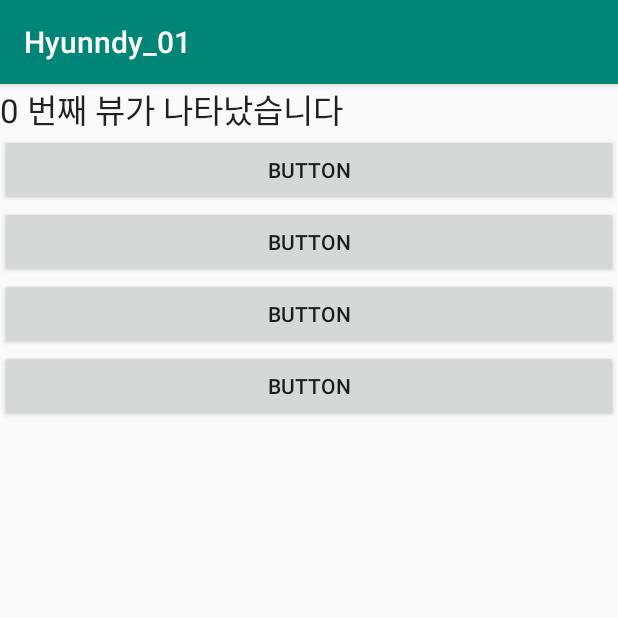
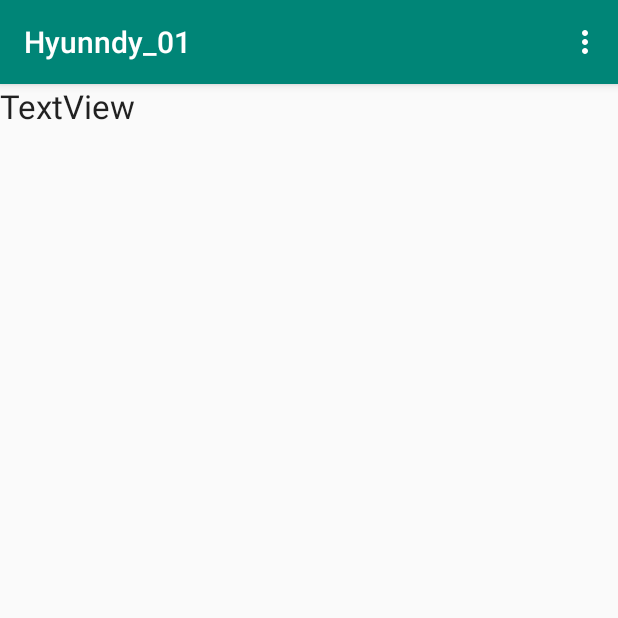
Before and after one commit to Hyunndy/Hyunndy_AndroidProject_001, an Android app: the screen it shows after launch (MainActivity), on a phone screen of 412 x 824 dp, the top half of it. Run offline under Robolectric (Android 15) with nearby library versions, the phone set to English and light mode, and no system bars.

Commit message:
for Studying OptionMenu

```diff
--- a/app/src/main/java/com/example/hyunndy_01/MainActivity.kt
+++ b/app/src/main/java/com/example/hyunndy_01/MainActivity.kt
@@ -5,9 +5,7 @@ import android.os.Bundle
 import android.text.Editable
 import android.text.TextWatcher
 import android.util.Log
-import android.view.KeyEvent
-import android.view.View
-import android.view.ViewGroup
+import android.view.*
 import android.widget.*
 import androidx.viewpager.widget.PagerAdapter
 import androidx.viewpager.widget.ViewPager
@@ -20,72 +18,52 @@ class MainActivity : AppCompatActivity() {
     //var data2 = arrayOf("슬림쿡", "다이어트", "도시락")
 
 
-    //1. 뷰들을 담을 리스트
-    var view_list = ArrayList<View>()
-
     override fun onCreate(savedInstanceState: Bundle?) {
         super.onCreate(savedInstanceState)
         setContentView(R.layout.activity_main)
+    }
 
-        // 2. 뷰리스트에 add.
-        view_list.add(layoutInflater.inflate(R.layout.view1,null))
-        view_list.add(layoutInflater.inflate(R.layout.view2,null))
-        view_list.add(layoutInflater.inflate(R.layout.view3,null))
+    override fun onCreateOptionsMenu(menu: Menu?): Boolean {
 
-        viewpager.adapter = CustomAdapter()
-
-        // 리스너 익명 중첩 클래스
-        viewpager.addOnPageChangeListener(object : ViewPager.OnPageChangeListener{
-            // 스크롤 상태가 변경되었을 때
-            override fun onPageScrollStateChanged(state: Int) {
-
-            }
+        //1. xml로 메뉴 생성 메뉴 생성은 menuInflater
+       // menuInflater.inflate(R.menu.optionmenu, menu)
 
 
-            override fun onPageScrolled(
-                position: Int,
-                positionOffset: Float,
-                positionOffsetPixels: Int
-            ) {
-                textView.text = "${position} 번째 뷰가 나타났습니다"
-            }
+        //2. 코드로 생성하기.
+        menu?.add(Menu.NONE, Menu.FIRST + 1, Menu.NONE, "코드메뉴1");
+        menu?.add(Menu.NONE, Menu.FIRST + 2, Menu.NONE, "코드메뉴1");
 
-            // 클릭했을 때 반응
-            override fun onPageSelected(position: Int) {
+        var sub:Menu? = menu?.addSubMenu("메뉴3")
+        sub?.add(Menu.NONE, Menu.FIRST + 3, Menu.NONE, "코드메뉴 3-1")
+        sub?.add(Menu.NONE, Menu.FIRST + 4, Menu.NONE, "코드메뉴 3-1")
 
-            }
-            })
+
+        return true
     }
 
-    inner class CustomAdapter : PagerAdapter()
-    {
-        override fun getCount(): Int {
-            return view_list.size
+    override fun onOptionsItemSelected(item: MenuItem): Boolean {
+
+        /* 1. XML로 구현하기
+        when(item?.itemId)
+        {
+            R.id.Item2_1 ->
+                textView.text = "우루룰ㄹ";
+            R.id.Item2_2 ->
+                textView.text = "에렐레렐";
+        }
+        */
+
+        when(item?.itemId)
+        {
+            Menu.FIRST + 1 ->
+                textView.text = "우루룰ㄹ";
+            Menu.FIRST + 2 ->
+                textView.text = "에렐렐ㄹㄹ";
+            Menu.FIRST + 3->
+                textView.text = "뷁뷁";
         }
 
-        // 현재 객체가 보여줄 객체와 일치 하는지!
-        // 코틀린은 저 따옴표로 키워드를 생성할 수 있다.
-        override fun isViewFromObject(view: View, `object`: Any): Boolean {
-            return view == `object`
-        }
 
-        // 항목을 구성하기 위해 호출하는 함수.
-        // 보여주고자 하는 항목을 Pager 객체에 넣고 반환해주면된다.
-        override fun instantiateItem(container: ViewGroup, position: Int): Any {
-
-            // 이 함수 다음에 isViewFromObject()가 호출이 되서,
-            // 이게 첫번째 인자, return 값이 2번째 인자로 들어간다.
-            viewpager.addView(view_list[position])
-
-            return view_list[position]
-        }
-
-        // 더이상 안보여지는 항목을 없애주는 메소드.
-        // 이게 없으면 정상 작동x
-        override fun destroyItem(container: ViewGroup, position: Int, `object`: Any) {
-            viewpager.removeView(`object` as View)
-            //obj를 View로 형변환하고 제거해라.
-        }
+        return super.onOptionsItemSelected(item)
     }
-
 }
--- a/app/src/main/res/layout/activity_main.xml
+++ b/app/src/main/res/layout/activity_main.xml
@@ -14,9 +14,4 @@
         android:text="TextView"
         android:textAppearance="@style/TextAppearance.AppCompat.Large" />
 
-    <androidx.viewpager.widget.ViewPager
-        android:id="@+id/viewpager"
-        android:layout_width="match_parent"
-        android:layout_height="match_parent" />
-
 </LinearLayout>
--- a/app/src/main/res/layout/view1.xml
+++ /dev/null
@@ -1,29 +0,0 @@
-<?xml version="1.0" encoding="utf-8"?>
-<LinearLayout xmlns:android="http://schemas.android.com/apk/res/android"
-    android:orientation="vertical" android:layout_width="match_parent"
-    android:layout_height="match_parent">
-
-    <Button
-        android:id="@+id/button"
-        android:layout_width="match_parent"
-        android:layout_height="wrap_content"
-        android:text="Button" />
-
-    <Button
-        android:id="@+id/button2"
-        android:layout_width="match_parent"
-        android:layout_height="wrap_content"
-        android:text="Button" />
-
-    <Button
-        android:id="@+id/button3"
-        android:layout_width="match_parent"
-        android:layout_height="wrap_content"
-        android:text="Button" />
-
-    <Button
-        android:id="@+id/button4"
-        android:layout_width="match_parent"
-        android:layout_height="wrap_content"
-        android:text="Button" />
-</LinearLayout>
--- /dev/null
+++ b/app/src/main/res/menu/optionmenu.xml
@@ -0,0 +1,20 @@
+<?xml version="1.0" encoding="utf-8"?>
+<menu xmlns:app="http://schemas.android.com/apk/res-auto"
+    xmlns:android="http://schemas.android.com/apk/res/android">
+    <item android:title="지존">
+        <menu>
+            <item android:title="Item1" />
+        </menu>
+    </item>
+    <item android:title="현지">
+        <menu>
+            <item
+                android:id="@+id/Item2_2"
+                android:title="Item2_2" />
+            <item
+                android:id="@+id/Item2_1"
+                android:title="Item2-1" />
+        </menu>
+    </item>
+    <item android:title="Item" />
+</menu>
```
Also changed, not shown: app/src/main/res/layout/view2.xml (deleted, +0 -29 lines), app/src/main/res/layout/view3.xml (deleted, +0 -33 lines).
